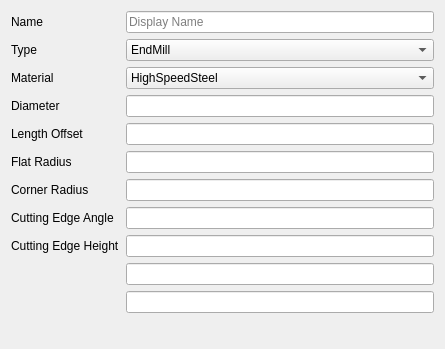
This is Views/ToolEdit.ui in sliptonic/toollibrarytests as Qt 5 draws it before an edit. The edited form follows.
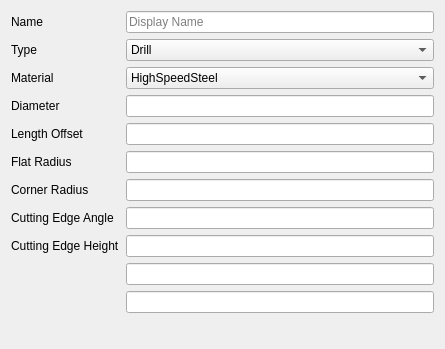
This is the edited form.

What changed in the file:
```diff
--- a/Views/ToolEdit.ui
+++ b/Views/ToolEdit.ui
@@ -41,7 +41,7 @@
    <item row="1" column="1">
     <widget class="QComboBox" name="uiToolType">
      <property name="currentIndex">
-      <number>6</number>
+      <number>0</number>
      </property>
      <item>
       <property name="text">
```
Left out of the diff: 5 changed lines with no effect on the pictures.
